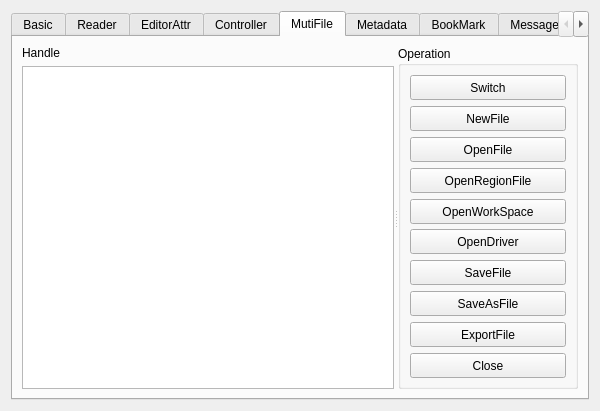
First picture: the form in TestPlugin/testform.ui, repository Wing-summer/WingHexExplorer2, before the edit.
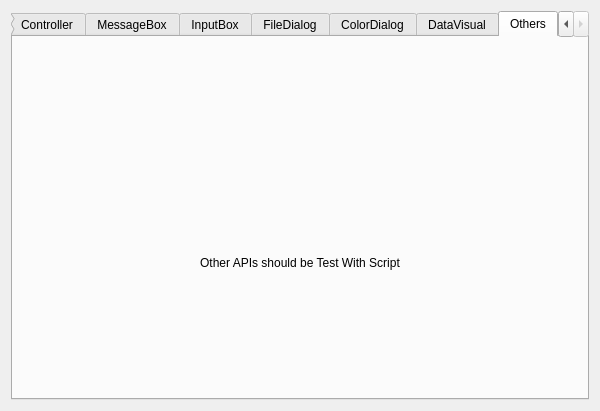
Second picture: the form after the edit. The open tabs and pages were chosen to show the change. Custom widgets are drawn as their Qt base class.

Diff of the .ui file:
```diff
--- a/TestPlugin/testform.ui
+++ b/TestPlugin/testform.ui
@@ -19,7 +19,7 @@
   <property name="windowTitle">
    <string>TestForm</string>
   </property>
-  <layout class="QVBoxLayout" name="verticalLayout">
+  <layout class="QVBoxLayout" name="verticalLayout_22">
    <item>
     <widget class="QTabWidget" name="tabWidget">
      <property name="currentIndex">
@@ -451,330 +451,6 @@
        </item>
       </layout>
      </widget>
-     <widget class="QWidget" name="tab_9">
-      <attribute name="title">
-       <string>MutiFile</string>
-      </attribute>
-      <layout class="QVBoxLayout" name="verticalLayout_24">
-       <item>
-        <widget class="QSplitter" name="splitter_3">
-         <property name="orientation">
-          <enum>Qt::Orientation::Horizontal</enum>
-         </property>
-         <widget class="QWidget" name="layoutWidget">
-          <layout class="QVBoxLayout" name="verticalLayout_23">
-           <item>
-            <widget class="QLabel" name="label_14">
-             <property name="text">
-              <string>Handle</string>
-             </property>
-            </widget>
-           </item>
-           <item>
-            <widget class="QListWidget" name="lwHandle"/>
-           </item>
-          </layout>
-         </widget>
-         <widget class="QGroupBox" name="groupBox_7">
-          <property name="title">
-           <string>Operation</string>
-          </property>
-          <layout class="QVBoxLayout" name="verticalLayout_22">
-           <item>
-            <widget class="QPushButton" name="btnSwitch">
-             <property name="minimumSize">
-              <size>
-               <width>0</width>
-               <height>25</height>
-              </size>
-             </property>
-             <property name="text">
-              <string notr="true">Switch</string>
-             </property>
-            </widget>
-           </item>
-           <item>
-            <widget class="QPushButton" name="btnNewFile">
-             <property name="minimumSize">
-              <size>
-               <width>0</width>
-               <height>25</height>
-              </size>
-             </property>
-             <property name="text">
-              <string notr="true">NewFile</string>
-             </property>
-            </widget>
-           </item>
-           <item>
-            <widget class="QPushButton" name="btnOpenFile">
-             <property name="minimumSize">
-              <size>
-               <width>0</width>
-               <height>25</height>
-              </size>
-             </property>
-             <property name="text">
-              <string notr="true">OpenFile</string>
-             </property>
-            </widget>
-           </item>
-           <item>
-            <widget class="QPushButton" name="btnOpenRegionFile">
-             <property name="minimumSize">
-              <size>
-               <width>0</width>
-               <height>25</height>
-              </size>
-             </property>
-             <property name="text">
-              <string notr="true">OpenRegionFile</string>
-             </property>
-            </widget>
-           </item>
-           <item>
-            <widget class="QPushButton" name="btnOpenWorkSpace">
-             <property name="minimumSize">
-              <size>
-               <width>0</width>
-               <height>25</height>
-              </size>
-             </property>
-             <property name="text">
-              <string notr="true">OpenWorkSpace</string>
-             </property>
-            </widget>
-           </item>
-           <item>
-            <widget class="QPushButton" name="btnOpenDriver">
-             <property name="minimumSize">
-              <size>
-               <width>0</width>
-               <height>25</height>
-              </size>
-             </property>
-             <property name="text">
-              <string notr="true">OpenDriver</string>
-             </property>
-            </widget>
-           </item>
-           <item>
-            <widget class="QPushButton" name="btnSaveFile">
-             <property name="minimumSize">
-              <size>
-               <width>0</width>
-               <height>25</height>
-              </size>
-             </property>
-             <property name="text">
-              <string notr="true">SaveFile</string>
-             </property>
-            </widget>
-           </item>
-           <item>
-            <widget class="QPushButton" name="btnSaveAsFile">
-             <property name="minimumSize">
-              <size>
-               <width>0</width>
-               <height>25</height>
-              </size>
-             </property>
-             <property name="text">
-              <string notr="true">SaveAsFile</string>
-             </property>
-            </widget>
-           </item>
-           <item>
-            <widget class="QPushButton" name="btnExportFile">
-             <property name="minimumSize">
-              <size>
-               <width>0</width>
-               <height>25</height>
-              </size>
-             </property>
-             <property name="text">
-              <string notr="true">ExportFile</string>
-             </property>
-            </widget>
-           </item>
-           <item>
-            <widget class="QPushButton" name="btnCloseFile">
-             <property name="minimumSize">
-              <size>
-               <width>0</width>
-               <height>25</height>
-              </size>
-             </property>
-             <property name="text">
-              <string notr="true">Close</string>
-             </property>
-            </widget>
-           </item>
-          </layout>
-         </widget>
-        </widget>
-       </item>
-      </layout>
-     </widget>
-     <widget class="QWidget" name="tab_10">
-      <attribute name="title">
-       <string>Metadata</string>
-      </attribute>
-      <layout class="QVBoxLayout" name="verticalLayout_26">
-       <item>
-        <layout class="QFormLayout" name="formLayout_8">
-         <property name="horizontalSpacing">
-          <number>8</number>
-         </property>
-         <property name="verticalSpacing">
-          <number>8</number>
-         </property>
-         <item row="0" column="0">
-          <widget class="QLabel" name="beginLabel">
-           <property name="text">
-            <string>begin</string>
-           </property>
-          </widget>
-         </item>
-         <item row="0" column="1">
-          <widget class="QSpinBox" name="sbbegin"/>
-         </item>
-         <item row="1" column="0">
-          <widget class="QLabel" name="lengthLabel">
-           <property name="text">
-            <string>length</string>
-           </property>
-          </widget>
-         </item>
-         <item row="1" column="1">
-          <widget class="QSpinBox" name="sbmlength"/>
-         </item>
-         <item row="2" column="0">
-          <widget class="QLabel" name="foregroundLabel">
-           <property name="text">
-            <string>foreground</string>
-           </property>
-          </widget>
-         </item>
-         <item row="2" column="1">
-          <widget class="QWidget" name="wforeground" native="true"/>
-         </item>
-         <item row="3" column="0">
-          <widget class="QLabel" name="backgroundLabel">
-           <property name="text">
-            <string>background</string>
-           </property>
-          </widget>
-         </item>
-         <item row="3" column="1">
-          <widget class="QWidget" name="wbackground" native="true"/>
-         </item>
-         <item row="4" column="0">
-          <widget class="QLabel" name="commentLabel_2">
-           <property name="text">
-            <string>comment</string>
-           </property>
-          </widget>
-         </item>
-         <item row="4" column="1">
-          <widget class="QLineEdit" name="lemcomment"/>
-         </item>
-        </layout>
-       </item>
-       <item>
-        <widget class="QPushButton" name="btnApplyMeta">
-         <property name="minimumSize">
-          <size>
-           <width>0</width>
-           <height>30</height>
-          </size>
-         </property>
-         <property name="text">
-          <string>Apply</string>
-         </property>
-        </widget>
-       </item>
-       <item>
-        <spacer name="verticalSpacer_6">
-         <property name="orientation">
-          <enum>Qt::Orientation::Vertical</enum>
-         </property>
-         <property name="sizeHint" stdset="0">
-          <size>
-           <width>20</width>
-           <height>169</height>
-          </size>
-         </property>
-        </spacer>
-       </item>
-      </layout>
-     </widget>
-     <widget class="QWidget" name="tab_11">
-      <attribute name="title">
-       <string>BookMark</string>
-      </attribute>
-      <layout class="QVBoxLayout" name="verticalLayout_25">
-       <property name="spacing">
-        <number>8</number>
-       </property>
-       <item>
-        <layout class="QFormLayout" name="formLayout_4">
-         <property name="horizontalSpacing">
-          <number>8</number>
-         </property>
-         <property name="verticalSpacing">
-          <number>8</number>
-         </property>
-         <item row="0" column="0">
-          <widget class="QLabel" name="positionLabel">
-           <property name="text">
-            <string>Position</string>
-           </property>
-          </widget>
-         </item>
-         <item row="0" column="1">
-          <widget class="QSpinBox" name="sbposition"/>
-         </item>
-         <item row="1" column="0">
-          <widget class="QLabel" name="commentLabel">
-           <property name="text">
-            <string>Comment</string>
-           </property>
-          </widget>
-         </item>
-         <item row="1" column="1">
-          <widget class="QLineEdit" name="lecomment"/>
-         </item>
-        </layout>
-       </item>
-       <item>
-        <widget class="QPushButton" name="btnApplyBookMark">
-         <property name="minimumSize">
-          <size>
-           <width>0</width>
-           <height>30</height>
-          </size>
-         </property>
-         <property name="text">
-          <string>Apply</string>
-         </property>
-        </widget>
-       </item>
-       <item>
-        <spacer name="verticalSpacer_5">
-         <property name="orientation">
-          <enum>Qt::Orientation::Vertical</enum>
-         </property>
-         <property name="sizeHint" stdset="0">
-          <size>
-           <width>20</width>
-           <height>245</height>
-          </size>
-         </property>
-        </spacer>
-       </item>
-      </layout>
-     </widget>
      <widget class="QWidget" name="tab_4">
       <attribute name="title">
        <string>MessageBox</string>
@@ -1503,6 +1179,91 @@
        </item>
       </layout>
      </widget>
+     <widget class="QWidget" name="tab_9">
+      <attribute name="title">
+       <string>Others</string>
+      </attribute>
+      <layout class="QVBoxLayout" name="verticalLayout">
+       <property name="spacing">
+        <number>10</number>
+       </property>
+       <item>
+        <layout class="QHBoxLayout" name="horizontalLayout_7">
+         <item>
+          <spacer name="horizontalSpacer">
+           <property name="orientation">
+            <enum>Qt::Orientation::Horizontal</enum>
+           </property>
+           <property name="sizeHint" stdset="0">
+            <size>
+             <width>40</width>
+             <height>20</height>
+            </size>
+           </property>
+          </spacer>
+         </item>
+         <item>
+          <widget class="QLabel" name="lblauthor">
+           <property name="minimumSize">
+            <size>
+             <width>200</width>
+             <height>200</height>
+            </size>
+           </property>
+           <property name="maximumSize">
+            <size>
+             <width>200</width>
+             <height>200</height>
+            </size>
+           </property>
+           <property name="text">
+            <string/>
+           </property>
+           <property name="scaledContents">
+            <bool>true</bool>
+           </property>
+          </widget>
+         </item>
+         <item>
+          <spacer name="horizontalSpacer_2">
+           <property name="orientation">
+            <enum>Qt::Orientation::Horizontal</enum>
+           </property>
+           <property name="sizeHint" stdset="0">
+            <size>
+             <width>40</width>
+             <height>20</height>
+            </size>
+           </property>
+          </spacer>
+         </item>
+        </layout>
+       </item>
+       <item>
+        <widget class="QLabel" name="label_14">
+         <property name="text">
+          <string>Other APIs should be Test With Script</string>
+         </property>
+         <property name="alignment">
+          <set>Qt::AlignmentFlag::AlignCenter</set>
+         </property>
+        </widget>
+       </item>
+       <item>
+        <spacer name="verticalSpacer_5">
+         <property name="orientation">
+          <enum>Qt::Orientation::Vertical</enum>
+         </property>
+         <property name="sizeHint" stdset="0">
+          <size>
+           <width>20</width>
+           <height>40</height>
+          </size>
+         </property>
+        </spacer>
+       </item>
+      </layout>
+     </widget>
     </widget>
    </item>
   </layout>
```
Left out of the diff: 82 changed lines with no effect on the pictures.
